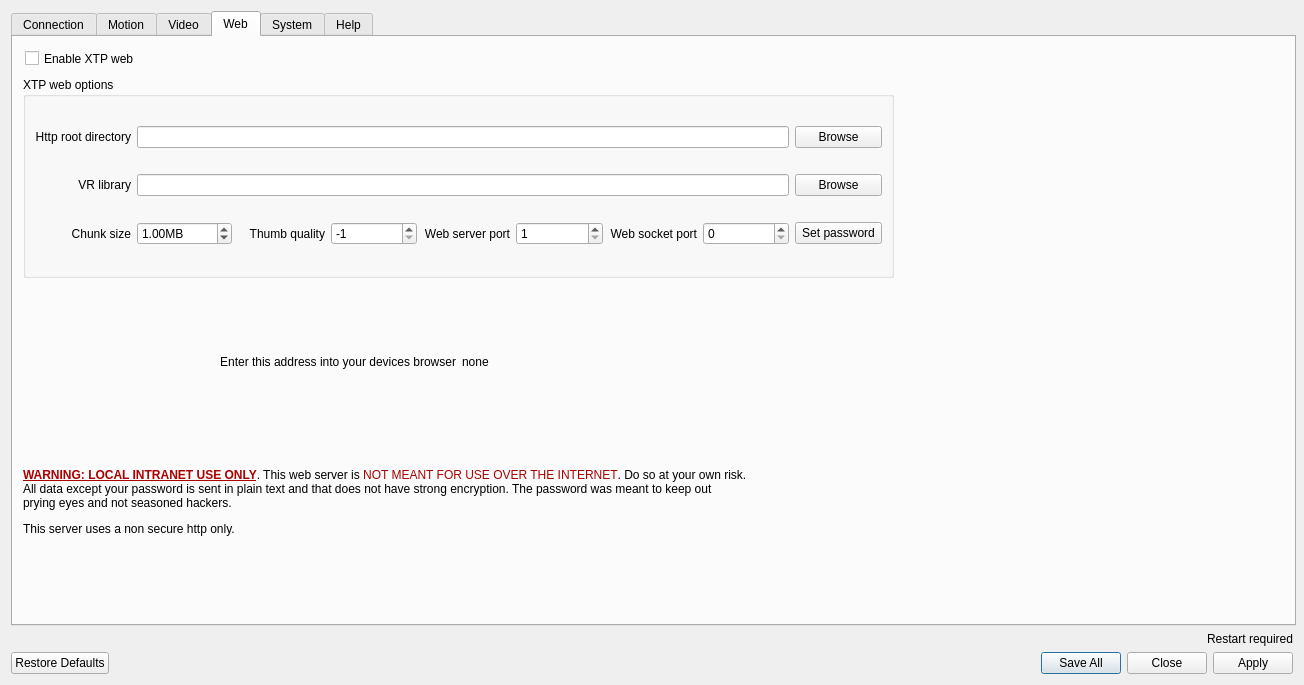
The window that src/settings.ui (jcfain/XTPlayer) describes before a commit, drawn with Qt 5.
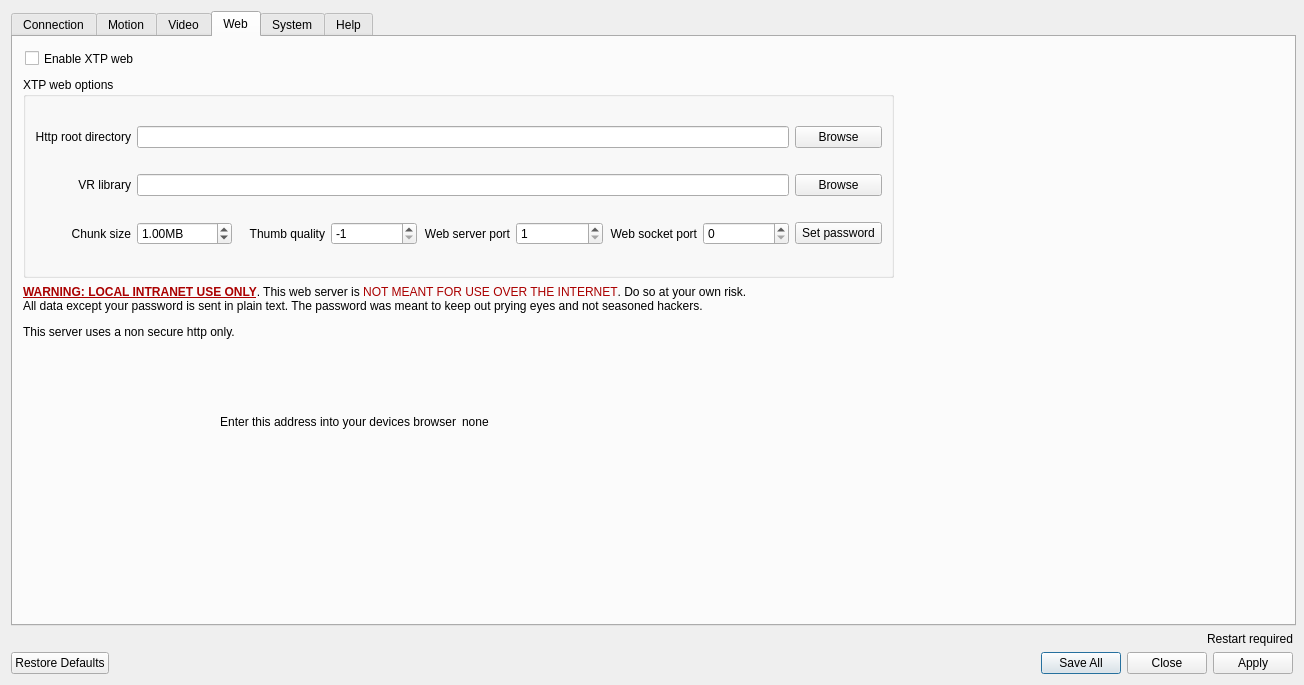
The same window after the commit. The open tabs and pages were chosen to show the change. Icons and pictures are not drawn.

```diff
--- a/src/settings.ui
+++ b/src/settings.ui
@@ -1237,7 +1237,7 @@
        <property name="geometry">
         <rect>
          <x>10</x>
-         <y>250</y>
+         <y>310</y>
          <width>871</width>
          <height>151</height>
         </rect>
@@ -1296,13 +1296,13 @@
        <property name="geometry">
         <rect>
          <x>10</x>
-         <y>410</y>
-         <width>1261</width>
-         <height>111</height>
+         <y>240</y>
+         <width>1271</width>
+         <height>71</height>
         </rect>
        </property>
        <property name="text">
-        <string>&lt;html&gt;&lt;head/&gt;&lt;body&gt;&lt;p&gt;&lt;span style=&quot; font-weight:700; text-decoration: underline; color:#aa0000;&quot;&gt;WARNING: LOCAL INTRANET USE ONLY&lt;/span&gt;. This web server is &lt;span style=&quot; color:#aa0000;&quot;&gt;NOT MEANT FOR USE OVER THE INTERNET&lt;/span&gt;. Do so at your own risk.&lt;br/&gt;All data except your password is sent in plain text and that does not have strong encryption. The password was meant to keep out&lt;br/&gt;prying eyes and not seasoned hackers. &lt;/p&gt;&lt;p&gt;This server uses a non secure http only.&lt;/p&gt;&lt;/body&gt;&lt;/html&gt;</string>
+        <string>&lt;html&gt;&lt;head/&gt;&lt;body&gt;&lt;p&gt;&lt;span style=&quot; font-weight:700; text-decoration: underline; color:#aa0000;&quot;&gt;WARNING: LOCAL INTRANET USE ONLY&lt;/span&gt;. This web server is &lt;span style=&quot; color:#aa0000;&quot;&gt;NOT MEANT FOR USE OVER THE INTERNET&lt;/span&gt;. Do so at your own risk.&lt;br/&gt;All data except your password is sent in plain text. The password was meant to keep out prying eyes and not seasoned hackers. &lt;/p&gt;&lt;p&gt;This server uses a non secure http only.&lt;/p&gt;&lt;/body&gt;&lt;/html&gt;</string>
        </property>
       </widget>
      </widget>
```
Left out of the diff: 4 changed lines with no effect on the pictures.
